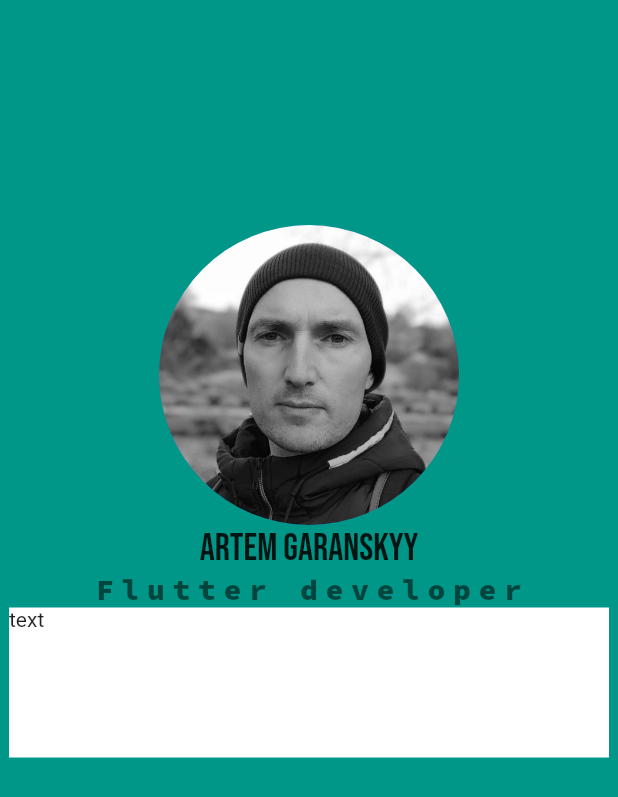
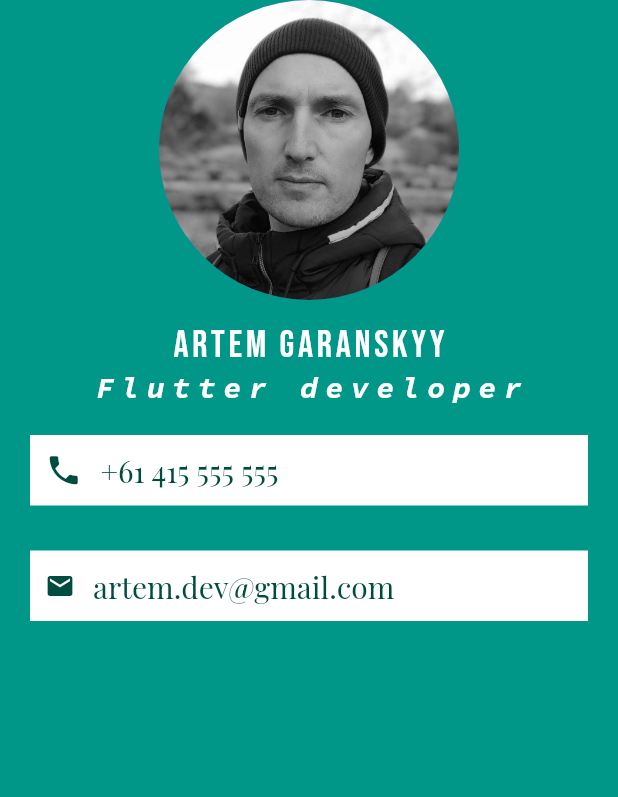
Before and after one commit to gartservice/cv_flutter, a Flutter app: the screen it shows after launch, on a phone screen of 412 x 824 dp. Shown: the top 797 px of the screen. Run offline on Flutter 3.47's test engine with Material 2 defaults, Android fonts, the phone set to English and light mode, and no system bars.

Commit message:
Container for mobile and email.

```diff
--- a/lib/main.dart
+++ b/lib/main.dart
@@ -1,64 +1,94 @@
 import 'package:flutter/material.dart';
 
 void main() {
-  runApp(
-    MaterialApp(
+  runApp(MyApp());
+}
+
+class MyApp extends StatelessWidget {
+  @override
+  Widget build(BuildContext context) {
+    return MaterialApp(
       debugShowCheckedModeBanner: false,
       home: Scaffold(
         backgroundColor: Colors.teal,
         body: SafeArea(
-          child: Row(
-            crossAxisAlignment: CrossAxisAlignment.end,
-            mainAxisAlignment: MainAxisAlignment.center,
+          child: Column(
             children: [
-              Column(
-                children: [
-                  SizedBox(
-                    height: 150.0,
-                  ),
-                  Container(
-                    child: CircleAvatar(
+              CircleAvatar(
                 maxRadius: 100.0,
                 backgroundImage: AssetImage('images/avatar.jpg'),
               ),
-                  ),
-                  Container(
-                    child: Text(
+              SizedBox(height: 15),
+              Text(
+
                 'Artem Garanskyy',
                 style: TextStyle(
                   fontSize: 25,
                   fontFamily: 'BebasNeue',
-                        color: Colors.black87,
+                  color: Colors.white,
+                  letterSpacing: 2.5
                 ),
               ),
-                  ),
-                  Container(
-                    child: Text(
+              Text(
                 'Flutter developer',
                 style: TextStyle(
                   fontSize: 20,
                   fontFamily: 'SourceCodePro',
-                        color: Colors.black54,
-                        fontWeight: FontWeight.w900,
+                  color: Colors.white,
+                  fontWeight: FontWeight.w700,
                   letterSpacing: 5,
-
                 ),
               ),
+              Container(
+                  padding: EdgeInsets.all(10.0),
+                  color: Colors.white,
+                  margin:
+                      EdgeInsets.symmetric(horizontal: 20.0, vertical: 20.0),
+                  child: Row(
+                    children: [
+                      Icon(
+                        Icons.phone,
+                        size: 25,
+                        color: Colors.teal.shade900,
+                      ),
+                      SizedBox(
+                        width: 12,
+                      ),
+                      Text(
+                        '+61 415 555 555',
+                        style: TextStyle(
+                          color: Colors.teal.shade900,
+                          fontFamily: 'PlayfairDisplay',
+                          fontSize: 20,
+                        ),
+                      ),
+                    ],
+                  )),
+              Container(
+                padding: EdgeInsets.all(10),
+                margin: EdgeInsets.symmetric(vertical: 10, horizontal: 20),
+                color: Colors.white,
+              child: Row(
+
+                children: [
+                  Icon(Icons.mail,size: 20, color: Colors.teal.shade900),
+                  SizedBox(width: 12),
+                  Text('artem.dev@gmail.com',
+                    style: TextStyle(
+                      fontSize: 20,
+                      fontFamily: 'PlayfairDisplay',
+                      color: Colors.teal.shade900,
+                    ),
+                  ),
+                ],
               ),
 
-                  Container(
-                    child: Text('text'),
-                    width: 400,
-                    height: 100.0,
-                    color: Colors.white,
 
                   ),
             ],
-              )
-            ],
-          ),
           ),
         ),
       ),
     );
   }
+}
--- a/pubspec.yaml
+++ b/pubspec.yaml
@@ -70,7 +70,11 @@ flutter:
     - family: SourceCodePro
       fonts:
         - asset: fonts/SourceCodePro-Italic-VariableFont_wght.ttf
-        - asset: fonts/SourceCodePro-VariableFont_wght.ttf
+        - asset: fonts/SourceCodePro-VariableFont_wght.tt
+    - family: PlayfairDisplay
+      fonts:
+        - asset: fonts/PlayfairDisplay-VariableFont_wght.ttf
+
   # To add assets to your application, add an assets section, like this:
   # assets:
   #   - images/a_dot_burr.jpeg
```
Also changed, not shown: fonts/PlayfairDisplay-VariableFont_wght.ttf (added). Lines whose indentation alone changed are shown as unchanged.
